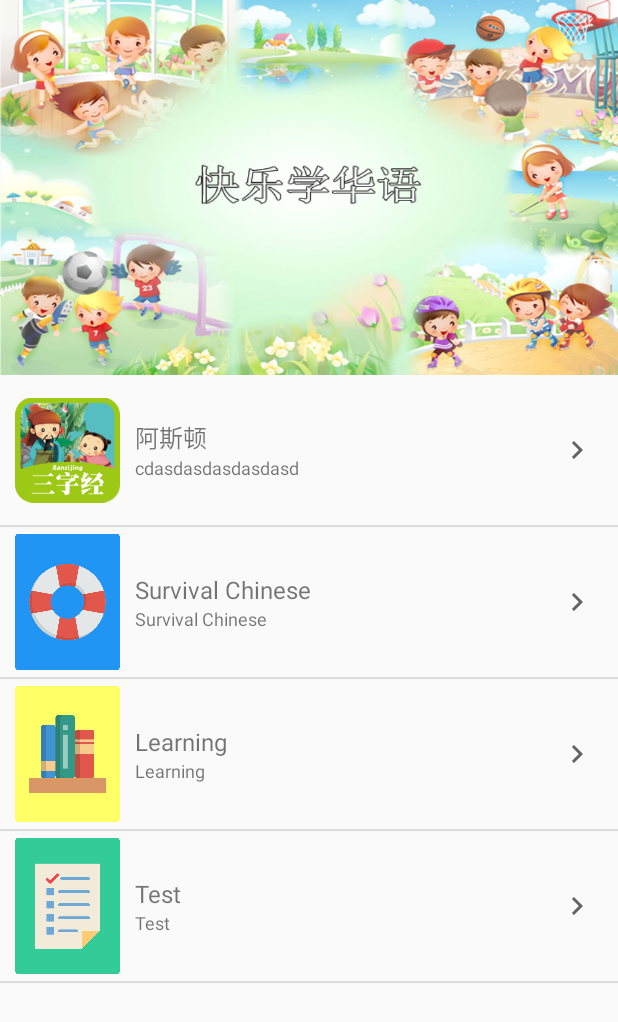
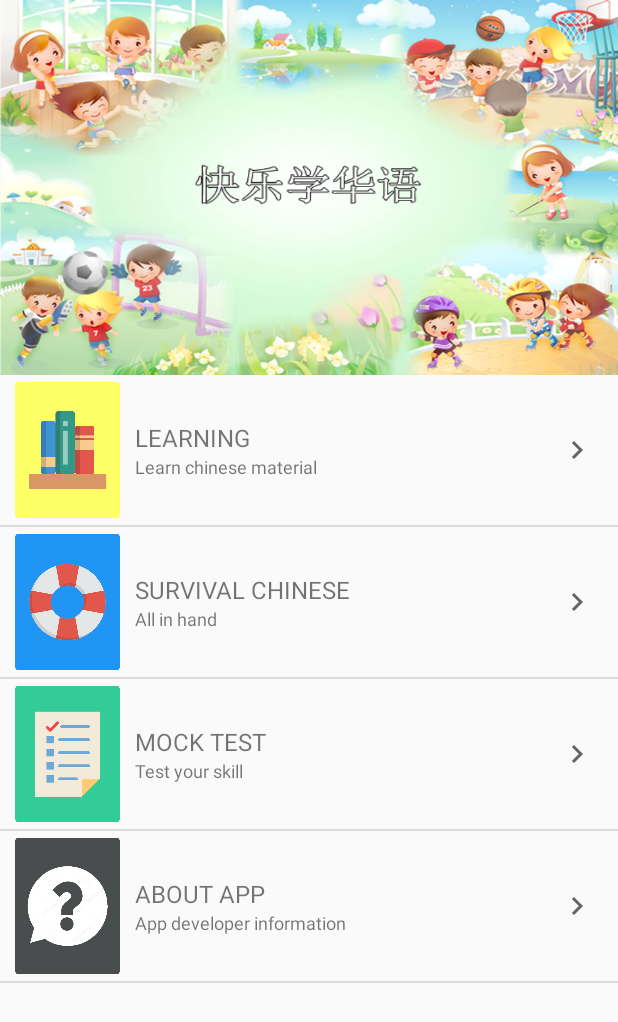
Before and after one commit to ericyam/my_MobileAssignment, an Android app: the HomeActivity screen opened directly, with no data from a screen before it, on a phone screen of 412 x 824 dp. Shown: the top 1022 px of the screen. Run offline under Robolectric (Android 15) with nearby library versions, the phone set to English and light mode, and no system bars.

Commit message:
upload 3 icon

```diff
--- a/app/src/main/java/my/edu/tarc/fragment/HomeActivity.java
+++ b/app/src/main/java/my/edu/tarc/fragment/HomeActivity.java
@@ -13,9 +13,9 @@ public class HomeActivity extends AppCompatActivity {
     Context context;
 
     ArrayList prgmName;
-    public static int [] prgmImages={R.drawable.haha,R.drawable.survival,R.drawable.learning,R.drawable.test};
-    public static String [] prgmNameList={"阿斯顿","Survival Chinese","Learning","Test"};
-    public static String [] subList={"cdasdasdasdasdasd","Survival Chinese","Learning","Test"};
+    public static int [] prgmImages={R.drawable.learning,R.drawable.survival,R.drawable.test,R.drawable.about};
+    public static String [] prgmNameList={"LEARNING","SURVIVAL CHINESE","MOCK TEST","ABOUT APP"};
+    public static String [] subList={"Learn chinese material","All in hand","Test your skill","App developer information"};
 
     @Override
     protected void onCreate(Bundle savedInstanceState) {
```
Also changed, not shown: app/src/main/res/drawable/about.png (added).
